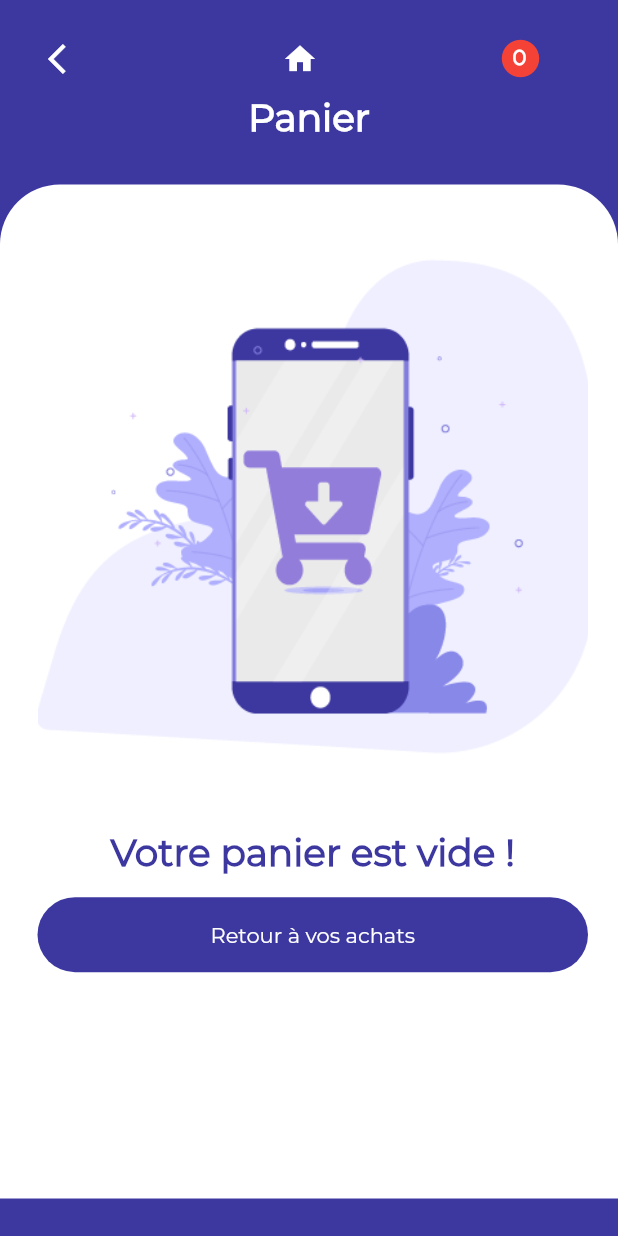
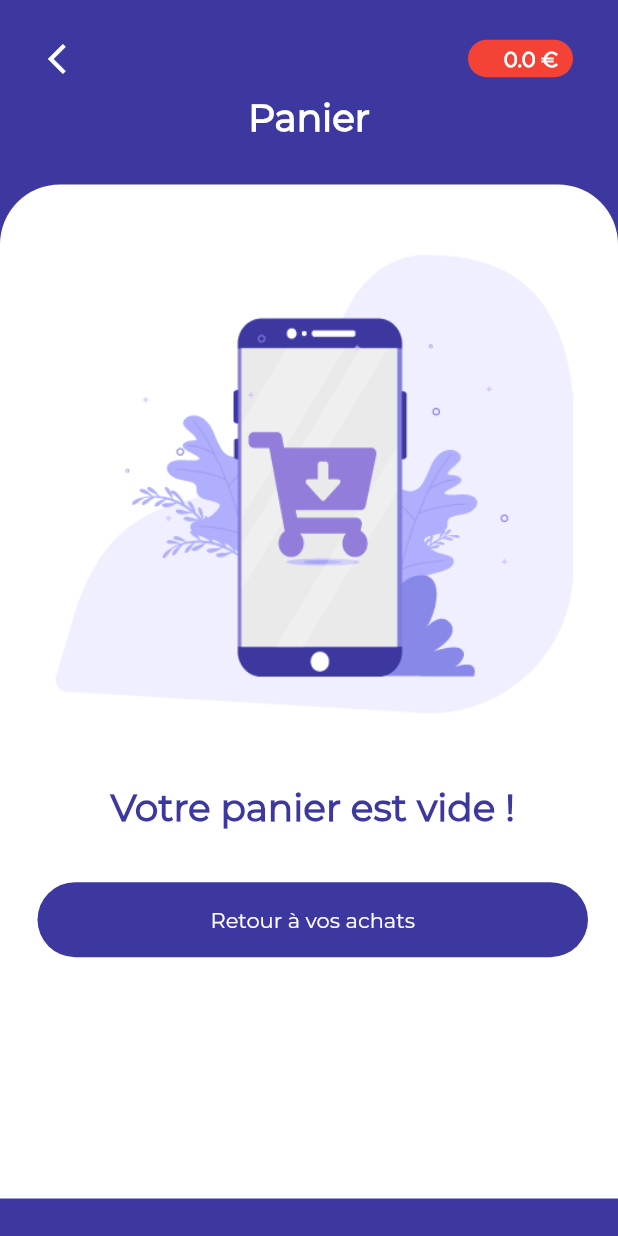
Before and after one commit to AnthonyDeletre/TPDeveloppementMobile, a Flutter app: the PanierScreen screen opened directly, on a phone screen of 412 x 824 dp. Run offline on Flutter 3.47's test engine with Material 2 defaults, Android fonts, the light colour scheme and no system bars.

Commit message:
Optimisations & icone

```diff
--- a/lib/panierScreen.dart
+++ b/lib/panierScreen.dart
@@ -34,34 +34,37 @@ class _PanierScreenState extends State<PanierScreen> {
                 Navigator.pop(context);
                 }
               ),
-              IconButton(
-                icon: Icon(Icons.home),
-                color: Colors.white,
-                onPressed: () {
-                  Navigator.push(
-                  context,
-                  MaterialPageRoute(builder: (context) => HomeScreen()),
-                  );
-                }
-              ),
+              // IconButton(
+              //   icon: Icon(Icons.home),
+              //   color: Colors.white,
+              //   onPressed: () {
+              //     Navigator.push(
+              //     context,
+              //     MaterialPageRoute(builder: (context) => HomeScreen()),
+              //     );
+              //   }
+              // ),
               Container(
-                width: 80.0,
+                width: 100.0,
                 child: Row(
                 mainAxisAlignment: MainAxisAlignment.start,
                 children: <Widget>[
                   Stack(
                     children: <Widget>[
-                      Icon(
-                        Icons.brightness_1,
+                      Container(
+                        decoration: BoxDecoration(
+                          borderRadius: BorderRadius.all(Radius.circular(40)),
                           color: Colors.red,
-                        size: 30
+                        ),
+                        width: 70,
+                        height: 25,
                       ),
                       Positioned(
-                        top: 5.0,
-                        right: 11.0,
+                        top: 4.0,
+                        right: 10.0,
                         child: Center(
                           child: Text(
-                            model.produits.length.toString(),
+                            model.getPrixTotal() + " €",
                             textAlign: TextAlign.center,
                             style: TextStyle(
                                 color: Colors.white,
@@ -80,7 +83,6 @@ class _PanierScreenState extends State<PanierScreen> {
             )
             ),
             Center(
-            // padding: EdgeInsets.only(left: 80.0),
             child: Text('Panier',
                 style: TextStyle(
                 color: Colors.white,
@@ -106,16 +108,14 @@ class _PanierScreenState extends State<PanierScreen> {
                       Container(
                         height: MediaQuery.of(context).size.height - 148.0,
                         child: ListView(
-                          // crossAxisAlignment: CrossAxisAlignment.start,
                           children: <Widget>[
                             Image(
                               image: AssetImage('assets/images/empty.png'),
                               fit: BoxFit.cover,
-                              height: 430.0,
-                              width: 430.0
+                              height: 400.0,
+                              width: 400.0,
                             ),
                             Center(
-                              //padding: EdgeInsets.only(left: 0.0),
                               child : Text(
                                 "Votre panier est vide !",
                                 style: TextStyle(
@@ -125,7 +125,7 @@ class _PanierScreenState extends State<PanierScreen> {
                                 ),
                               )
                             ),
-                            //SizedBox(height: 100.0),
+                            SizedBox(height: 20.0),
                             Container(
                               padding: EdgeInsets.only(top: 15),
                             width: 570.0,
@@ -164,7 +164,6 @@ class _PanierScreenState extends State<PanierScreen> {
                 Padding(
                   padding: EdgeInsets.only(top: 0.1),
                   child: Column(
-
                     mainAxisSize: MainAxisSize.min,
                     mainAxisAlignment: MainAxisAlignment.start,
                     crossAxisAlignment: CrossAxisAlignment.start,
@@ -173,17 +172,14 @@ class _PanierScreenState extends State<PanierScreen> {
                       child: Padding(
                           padding: EdgeInsets.only(top: 0.1),
                           child: ListView.builder(
-
                             shrinkWrap: true,
                             itemCount: model.produits.length,
                             itemBuilder: (context, index) {
                               return _listItem(context, index, model);
                             }
                           ),
-
                         ),
                       ),
-
                       Container(
                         child: Padding(
                           padding: EdgeInsets.only(top: 3, bottom: 3),
@@ -196,17 +192,16 @@ class _PanierScreenState extends State<PanierScreen> {
                             },
                             child: Container(
                               decoration: BoxDecoration(
-                                borderRadius: BorderRadius.only(topLeft: Radius.circular(30.0), topRight: Radius.circular(30.0), bottomLeft: Radius.circular(30.0), bottomRight: Radius.circular(30.0)),
+                              borderRadius: BorderRadius.all(Radius.circular(40.0)),
                               color: Color.fromRGBO(61, 56, 160, 1.0)
                               ),
-                                height: 60.0,
+                              height: 50.0,
                               child: Center(
                                 child: Text(
-                                    'Valider votre panier\n' + model.getPrixTotal() + "€",
+                                  'Valider votre panier',
                                   textAlign: TextAlign.center,
                                   style: TextStyle(
                                   color: Colors.white,
-
                                   fontFamily: 'Montserrat',
                                   )
                                 ),
--- a/pubspec.yaml
+++ b/pubspec.yaml
@@ -17,6 +17,7 @@ environment:
   sdk: ">=2.1.0 <3.0.0"
 
 dependencies:
+  flutter_launcher_icons: ^0.7.2
   flutter:
     sdk: flutter
 
@@ -24,6 +25,11 @@ dependencies:
   # Use with the CupertinoIcons class for iOS style icons.
   cupertino_icons: ^0.1.2
   scoped_model: ^1.0.1
+
+flutter_icons:
+  android: true
+  ios: true
+  image_path: "assets/images/favicon.png"
 
 dev_dependencies:
   flutter_test:
```
Also changed, not shown: lib/detailScreen.dart (+19 -16 lines), lib/validationScreen.dart (+5 -14 lines), pubspec.lock, 7 other files. Lines whose indentation alone changed are shown as unchanged.
